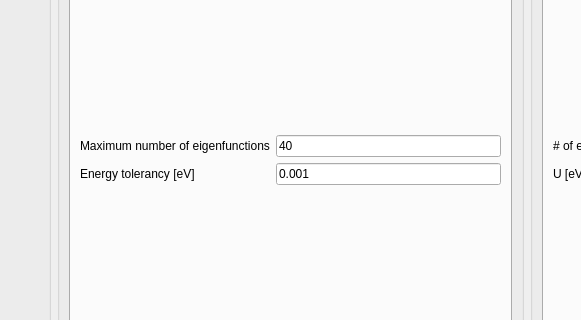
joselado/tranci, file interface_pyqt/interface.ui: the form before one commit; both pictures show x 182 to 763 and y 123 to 443 of the 1187 by 547 pixel window.
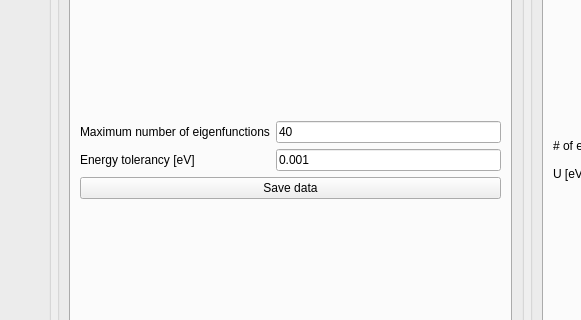
The form after the commit. The open tabs and pages were chosen to show the change.

```diff
--- a/interface_pyqt/interface.ui
+++ b/interface_pyqt/interface.ui
@@ -398,6 +398,16 @@
                </property>
               </widget>
              </item>
+             <item row="2" column="0" colspan="2">
+              <widget class="QPushButton" name="save_tranci">
+               <property name="toolTip">
+                <string>Save data in the current folder</string>
+               </property>
+               <property name="text">
+                <string>Save data</string>
+               </property>
+              </widget>
+             </item>
             </layout>
            </item>
           </layout>
```
Left out of the diff: 7 changed lines with no effect on the pictures.
